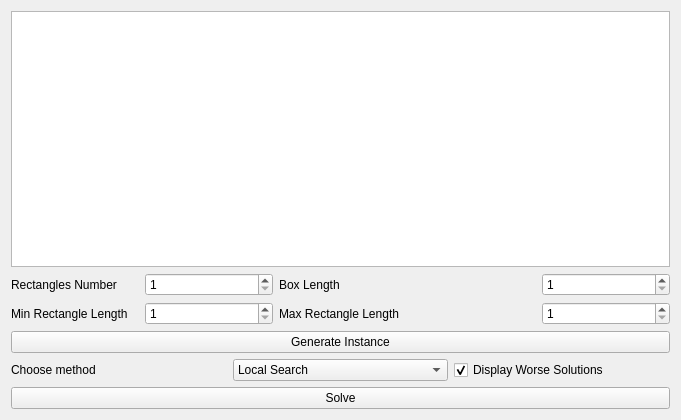
First picture: the form in OptAlgoMigrated.ui, repository VladYushchenko/optimization-algorithms-project, before the edit.
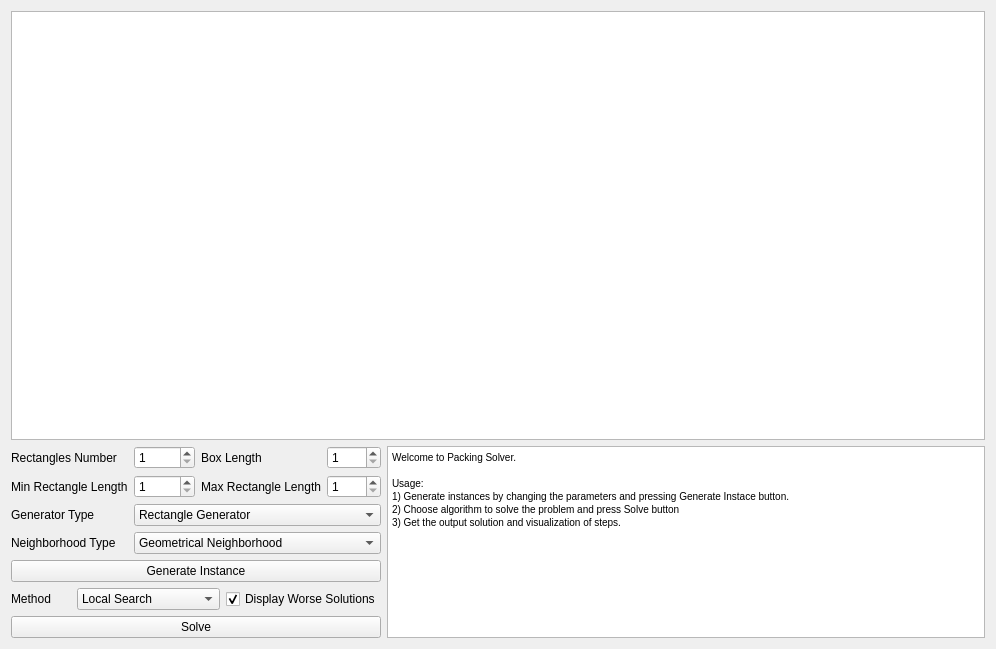
Second picture: the form after the edit.

```diff
--- a/OptAlgoMigrated.ui
+++ b/OptAlgoMigrated.ui
@@ -6,53 +6,16 @@
    <rect>
     <x>0</x>
     <y>0</y>
-    <width>681</width>
-    <height>420</height>
+    <width>996</width>
+    <height>649</height>
    </rect>
   </property>
   <property name="windowTitle">
    <string>Widget</string>
   </property>
-  <layout class="QVBoxLayout" name="verticalLayout">
-   <item>
-    <widget class="QGraphicsView" name="graphicsView"/>
-   </item>
-   <item>
+  <layout class="QGridLayout" name="gridLayout_3">
+   <item row="1" column="0">
     <layout class="QGridLayout" name="gridLayout">
-     <item row="0" column="0">
-      <widget class="QLabel" name="label">
-       <property name="text">
-        <string>Rectangles Number</string>
-       </property>
-      </widget>
-     </item>
-     <item row="0" column="1">
-      <widget class="QSpinBox" name="spinBox">
-       <property name="minimum">
-        <number>1</number>
-       </property>
-       <property name="maximum">
-        <number>10000</number>
-       </property>
-      </widget>
-     </item>
-     <item row="1" column="0">
-      <widget class="QLabel" name="label_3">
-       <property name="text">
-        <string>Min Rectangle Length</string>
-       </property>
-      </widget>
-     </item>
-     <item row="1" column="1">
-      <widget class="QSpinBox" name="spinBox_2">
-       <property name="minimum">
-        <number>1</number>
-       </property>
-       <property name="maximum">
-        <number>1000</number>
-       </property>
-      </widget>
-     </item>
      <item row="1" column="2" colspan="2">
       <widget class="QLabel" name="label_4">
        <property name="text">
@@ -60,18 +23,15 @@
        </property>
       </widget>
      </item>
-     <item row="1" column="4">
-      <widget class="QSpinBox" name="spinBox_3">
-       <property name="minimum">
-        <number>1</number>
-       </property>
-       <property name="maximum">
-        <number>1000</number>
+     <item row="4" column="0" colspan="5">
+      <widget class="QPushButton" name="generateButton">
+       <property name="text">
+        <string>Generate Instance</string>
        </property>
       </widget>
      </item>
-     <item row="0" column="4">
-      <widget class="QSpinBox" name="spinBox_4">
+     <item row="1" column="1">
+      <widget class="QSpinBox" name="leftBoundSpinBox">
        <property name="minimum">
         <number>1</number>
        </property>
@@ -87,21 +47,116 @@
        </property>
       </widget>
      </item>
-     <item row="2" column="0" colspan="5">
-      <widget class="QPushButton" name="pushButton">
+     <item row="1" column="0">
+      <widget class="QLabel" name="label_3">
        <property name="text">
-        <string>Generate Instance</string>
+        <string>Min Rectangle Length</string>
+       </property>
+      </widget>
+     </item>
+     <item row="1" column="4">
+      <widget class="QSpinBox" name="rightBoundSpinBox">
+       <property name="minimum">
+        <number>1</number>
+       </property>
+       <property name="maximum">
+        <number>1000</number>
+       </property>
+      </widget>
+     </item>
+     <item row="0" column="0">
+      <widget class="QLabel" name="label">
+       <property name="text">
+        <string>Rectangles Number</string>
+       </property>
+      </widget>
+     </item>
+     <item row="0" column="4">
+      <widget class="QSpinBox" name="boxSizeSpinBox">
+       <property name="minimum">
+        <number>1</number>
+       </property>
+       <property name="maximum">
+        <number>1000</number>
+       </property>
+      </widget>
+     </item>
+     <item row="0" column="1">
+      <widget class="QSpinBox" name="rectangleNumberSpinBox">
+       <property name="minimum">
+        <number>1</number>
+       </property>
+       <property name="maximum">
+        <number>10000</number>
+       </property>
+      </widget>
+     </item>
+     <item row="2" column="0">
+      <widget class="QLabel" name="label_6">
+       <property name="text">
+        <string>Generator Type</string>
+       </property>
+      </widget>
+     </item>
+     <item row="2" column="1" colspan="4">
+      <widget class="QComboBox" name="generatorBox">
+       <item>
+        <property name="text">
+         <string>Rectangle Generator</string>
+        </property>
+       </item>
+       <item>
+        <property name="text">
+         <string>Box Splitter Generator</string>
+        </property>
+       </item>
+      </widget>
+     </item>
+     <item row="3" column="1" colspan="4">
+      <widget class="QComboBox" name="neighborhoodBox">
+       <item>
+        <property name="text">
+         <string>Geometrical Neighborhood</string>
+        </property>
+       </item>
+       <item>
+        <property name="text">
+         <string>Rule-based Neighborhood</string>
+        </property>
+       </item>
+      </widget>
+     </item>
+     <item row="3" column="0">
+      <widget class="QLabel" name="label_7">
+       <property name="text">
+        <string>Neighborhood Type</string>
        </property>
       </widget>
      </item>
     </layout>
    </item>
-   <item>
+   <item row="1" column="1" rowspan="2">
+    <widget class="QTextEdit" name="logger">
+     <property name="html">
+      <string>&lt;!DOCTYPE HTML PUBLIC &quot;-//W3C//DTD HTML 4.0//EN&quot; &quot;http://www.w3.org/TR/REC-html40/strict.dtd&quot;&gt;
+&lt;html&gt;&lt;head&gt;&lt;meta name=&quot;qrichtext&quot; content=&quot;1&quot; /&gt;&lt;style type=&quot;text/css&quot;&gt;
+p, li { white-space: pre-wrap; }
+&lt;/style&gt;&lt;/head&gt;&lt;body style=&quot; font-family:'MS Shell Dlg 2'; font-size:7.8pt; font-weight:400; font-style:normal;&quot;&gt;
+&lt;p style=&quot; margin-top:0px; margin-bottom:0px; margin-left:0px; margin-right:0px; -qt-block-indent:0; text-indent:0px;&quot;&gt;Welcome to Packing Solver.&lt;/p&gt;
+&lt;p style=&quot;-qt-paragraph-type:empty; margin-top:0px; margin-bottom:0px; margin-left:0px; margin-right:0px; -qt-block-indent:0; text-indent:0px;&quot;&gt;&lt;br /&gt;&lt;/p&gt;
+&lt;p style=&quot; margin-top:0px; margin-bottom:0px; margin-left:0px; margin-right:0px; -qt-block-indent:0; text-indent:0px;&quot;&gt;Usage:&lt;/p&gt;
+&lt;p style=&quot; margin-top:0px; margin-bottom:0px; margin-left:0px; margin-right:0px; -qt-block-indent:0; text-indent:0px;&quot;&gt;1) Generate instances by changing the parameters and pressing Generate Instace button.&lt;/p&gt;
+&lt;p style=&quot; margin-top:0px; margin-bottom:0px; margin-left:0px; margin-right:0px; -qt-block-indent:0; text-indent:0px;&quot;&gt;2) Choose algorithm to solve the problem and press Solve button&lt;/p&gt;
+&lt;p style=&quot; margin-top:0px; margin-bottom:0px; margin-left:0px; margin-right:0px; -qt-block-indent:0; text-indent:0px;&quot;&gt;3) Get the output solution and visualization of steps.&lt;br /&gt;&lt;br /&gt;&lt;/p&gt;&lt;/body&gt;&lt;/html&gt;</string>
+     </property>
+    </widget>
+   </item>
+   <item row="2" column="0">
     <layout class="QGridLayout" name="gridLayout_2">
      <item row="0" column="0">
       <widget class="QLabel" name="label_2">
        <property name="text">
-        <string>Choose method</string>
+        <string>Method</string>
        </property>
       </widget>
      </item>
@@ -149,6 +204,9 @@
      </item>
     </layout>
    </item>
+   <item row="0" column="0" colspan="2">
+    <widget class="QGraphicsView" name="graphicsView"/>
+   </item>
   </layout>
  </widget>
  <layoutdefault spacing="6" margin="11"/>
```
Left out of the diff: 9 changed lines with no effect on the pictures.
